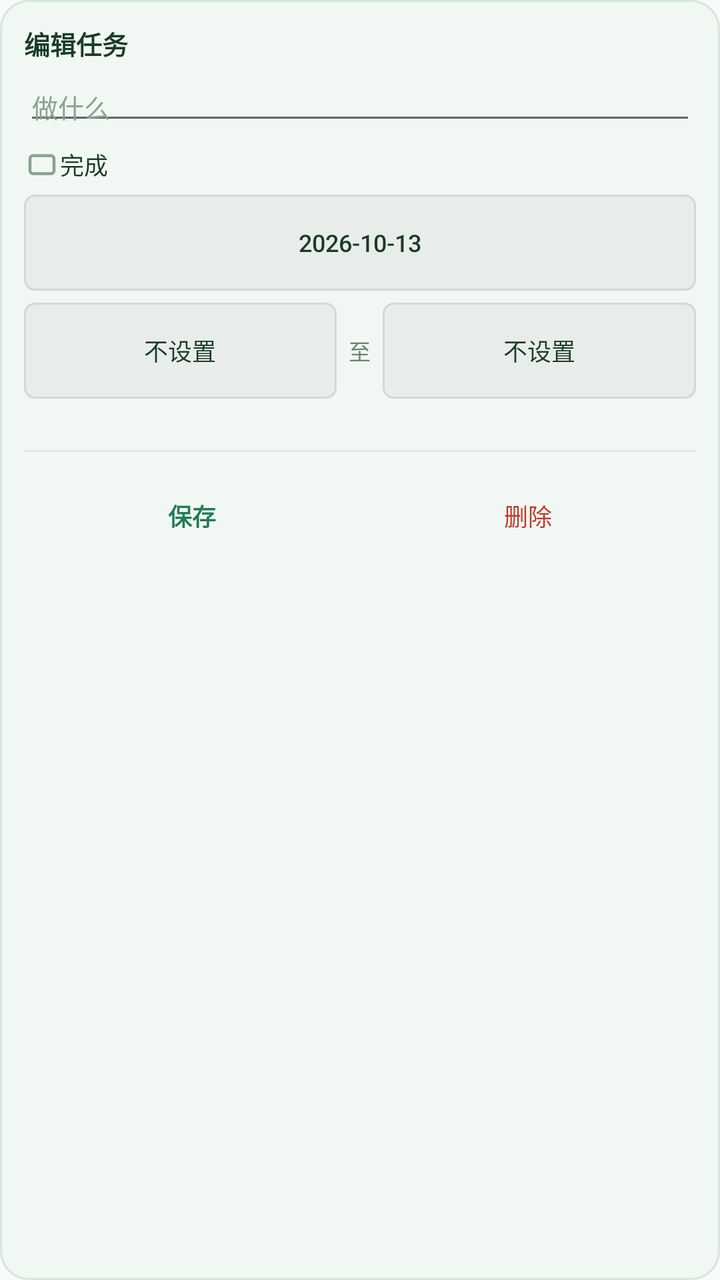
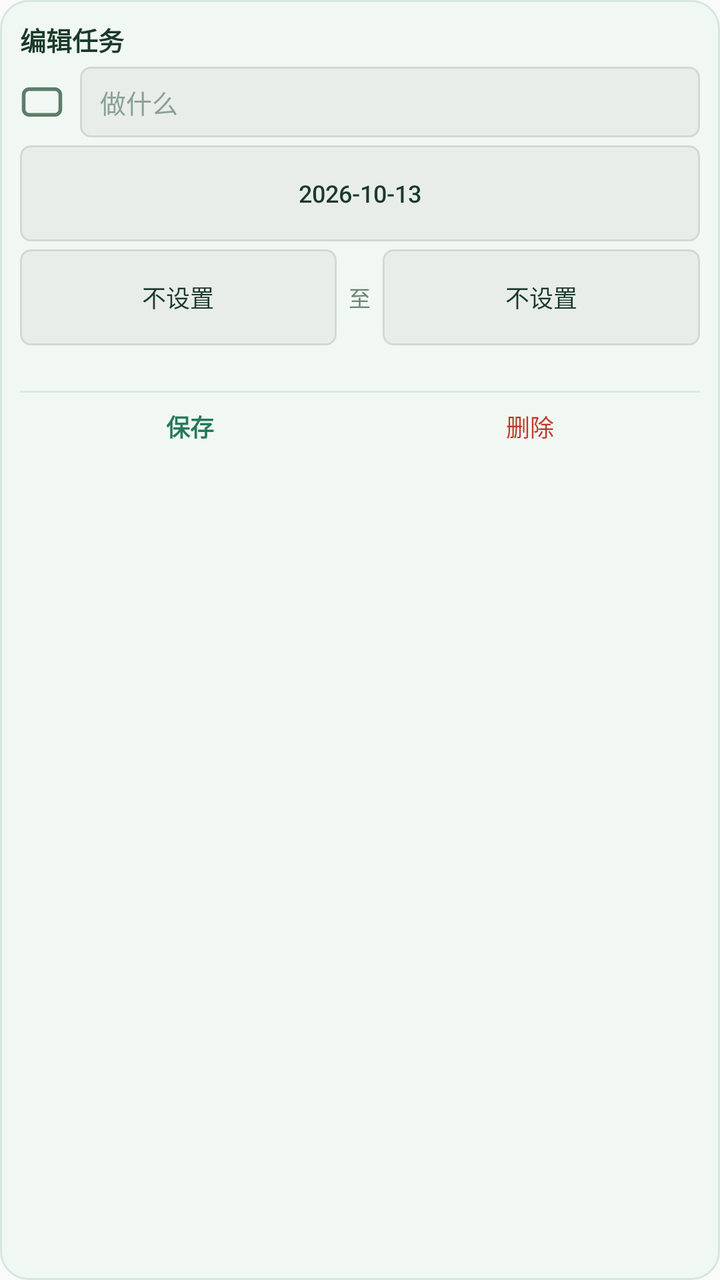

An Android layout rendered at two revisions. The XML below is the earlier revision; the diff shows what the commit changed to produce the second picture.
<!-- AndroidManifest.xml: application theme AppTheme -->
<!-- res/layout/dialog_task.xml -->
<?xml version="1.0" encoding="utf-8"?>
<LinearLayout xmlns:android="http://schemas.android.com/apk/res/android"
    android:layout_width="252dp"
    android:layout_height="wrap_content"
    android:background="@drawable/dialog_bg"
    android:orientation="vertical"
    android:padding="12dp">

    <TextView
        android:id="@+id/d_head"
        android:layout_width="match_parent"
        android:layout_height="wrap_content"
        android:text="编辑任务"
        android:textColor="#1B3A2A"
        android:textSize="13sp"
        android:textStyle="bold" />

    <EditText
        android:id="@+id/d_title"
        android:layout_width="match_parent"
        android:layout_height="wrap_content"
        android:layout_marginTop="8dp"
        android:hint="做什么"
        android:inputType="text"
        android:paddingTop="4dp"
        android:paddingBottom="4dp"
        android:textColor="#1B3A2A"
        android:textColorHint="#8AA294"
        android:textSize="13sp" />

    
    <LinearLayout
        android:id="@+id/d_done_row"
        android:layout_width="match_parent"
        android:layout_height="wrap_content"
        android:layout_marginTop="6dp"
        android:gravity="center_vertical"
        android:orientation="horizontal">

        <CheckBox
            android:id="@+id/d_done"
            android:layout_width="wrap_content"
            android:layout_height="wrap_content"
            android:button="@drawable/checkbox_done"
            android:text="完成"
            android:textColor="#1B3A2A"
            android:textSize="12sp" />
    </LinearLayout>

    
    <Button
        android:id="@+id/d_date"
        style="?android:attr/borderlessButtonStyle"
        android:layout_width="match_parent"
        android:layout_height="wrap_content"
        android:layout_marginTop="6dp"
        android:background="@drawable/widget_habit_bg"
        android:text="2026-10-13"
        android:textColor="#1B3A2A"
        android:textSize="12sp" />

    
    <LinearLayout
        android:layout_width="match_parent"
        android:layout_height="wrap_content"
        android:layout_marginTop="6dp"
        android:gravity="center_vertical"
        android:orientation="horizontal">

        <Button
            android:id="@+id/d_start"
            style="?android:attr/borderlessButtonStyle"
            android:layout_width="0dp"
            android:layout_height="wrap_content"
            android:layout_weight="1"
            android:background="@drawable/widget_habit_bg"
            android:text="不设置"
            android:textColor="#1B3A2A"
            android:textSize="12sp" />

        <TextView
            android:layout_width="wrap_content"
            android:layout_height="wrap_content"
            android:layout_marginLeft="6dp"
            android:layout_marginRight="6dp"
            android:text="至"
            android:textColor="#6B8574"
            android:textSize="11sp" />

        <Button
            android:id="@+id/d_end"
            style="?android:attr/borderlessButtonStyle"
            android:layout_width="0dp"
            android:layout_height="wrap_content"
            android:layout_weight="1"
            android:background="@drawable/widget_habit_bg"
            android:text="不设置"
            android:textColor="#1B3A2A"
            android:textSize="12sp" />
    </LinearLayout>

    <TextView
        android:id="@+id/d_durhint"
        android:layout_width="match_parent"
        android:layout_height="wrap_content"
        android:layout_marginTop="4dp"
        android:textColor="#8AA294"
        android:textSize="10sp" />

    <TextView
        android:layout_width="match_parent"
        android:layout_height="1dp"
        android:layout_marginTop="8dp"
        android:layout_marginBottom="6dp"
        android:background="#DCE9DF"
        android:text="" />

    
    <LinearLayout
        android:layout_width="match_parent"
        android:layout_height="wrap_content"
        android:layout_marginTop="2dp"
        android:orientation="horizontal">

        <Button
            android:id="@+id/d_save"
            style="?android:attr/borderlessButtonStyle"
            android:layout_width="0dp"
            android:layout_height="wrap_content"
            android:layout_weight="1"
            android:minWidth="0dp"
            android:paddingLeft="0dp"
            android:paddingRight="0dp"
            android:text="保存"
            android:textColor="#27795A"
            android:textSize="12sp"
            android:textStyle="bold" />

        <Button
            android:id="@+id/d_delete"
            style="?android:attr/borderlessButtonStyle"
            android:layout_width="0dp"
            android:layout_height="wrap_content"
            android:layout_weight="1"
            android:minWidth="0dp"
            android:paddingLeft="0dp"
            android:paddingRight="0dp"
            android:text="删除"
            android:textColor="#C0392B"
            android:textSize="12sp" />
    </LinearLayout>
</LinearLayout>
<!-- resources referenced by this layout -->
<resources>
  <!-- drawable checkbox_done (drawable) -->
  <selector xmlns:android="http://schemas.android.com/apk/res/android">
      <item android:state_checked="true" android:drawable="@drawable/ic_check_on" />
      <item android:drawable="@drawable/ic_check_off" />
  </selector>
  <!-- drawable dialog_bg (drawable) -->
  <?xml version="1.0" encoding="utf-8"?>
  <shape xmlns:android="http://schemas.android.com/apk/res/android"
      android:shape="rectangle">
      <solid android:color="#F1F8F3" />
      <corners android:radius="14dp" />
      <stroke android:width="1dp" android:color="#D5E7DA" />
  </shape>
  <!-- drawable widget_habit_bg (drawable) -->
  <?xml version="1.0" encoding="utf-8"?>
  <shape xmlns:android="http://schemas.android.com/apk/res/android"
      android:shape="rectangle">
      <solid android:color="#E9EDEA" />
      <corners android:radius="5dp" />
      <stroke android:width="1dp" android:color="#D2D9D5" />
  </shape>
  <style name="AppTheme" parent="Theme.AppCompat.Light.DarkActionBar">
          
          <item name="colorPrimary">@color/colorPrimary</item>
          <item name="colorPrimaryDark">@color/colorPrimaryDark</item>
          <item name="colorAccent">@color/colorAccent</item>
      </style>
  <!-- drawable ic_check_on (drawable) -->
  <vector xmlns:android="http://schemas.android.com/apk/res/android"
      android:width="18dp"
      android:height="18dp"
      android:viewportWidth="24"
      android:viewportHeight="24">
      <path
          android:fillColor="#27795A"
          android:pathData="M6,6 h12 a2,2 0 0 1 2,2 v8 a2,2 0 0 1 -2,2 h-12 a2,2 0 0 1 -2,-2 v-8 a2,2 0 0 1 2,-2 z" />
      <path
          android:fillColor="#00000000"
          android:strokeColor="#FFFFFF"
          android:strokeWidth="2.4"
          android:strokeLineCap="round"
          android:strokeLineJoin="round"
          android:pathData="M8,12.5 l3,3 l5,-6" />
  </vector>
  <!-- drawable ic_check_off (drawable) -->
  <vector xmlns:android="http://schemas.android.com/apk/res/android"
      android:width="18dp"
      android:height="18dp"
      android:viewportWidth="24"
      android:viewportHeight="24">
      <path
          android:fillColor="#00000000"
          android:strokeColor="#8AA294"
          android:strokeWidth="2"
          android:strokeLineJoin="round"
          android:pathData="M6,6 h12 a2,2 0 0 1 2,2 v8 a2,2 0 0 1 -2,2 h-12 a2,2 0 0 1 -2,-2 v-8 a2,2 0 0 1 2,-2 z" />
  </vector>
</resources>

<!-- the commit's change to res/layout/dialog_task.xml (unified diff, before → after) -->
@@ -1,50 +1,50 @@
 <?xml version="1.0" encoding="utf-8"?>
 <LinearLayout xmlns:android="http://schemas.android.com/apk/res/android"
-    android:layout_width="252dp"
+    android:layout_width="232dp"
     android:layout_height="wrap_content"
     android:background="@drawable/dialog_bg"
     android:orientation="vertical"
-    android:padding="12dp">
+    android:padding="10dp">
 
     <TextView
         android:id="@+id/d_head"
         android:layout_width="match_parent"
         android:layout_height="wrap_content"
+        android:layout_marginBottom="4dp"
         android:text="编辑任务"
         android:textColor="#1B3A2A"
         android:textSize="13sp"
         android:textStyle="bold" />
 
-    <EditText
-        android:id="@+id/d_title"
+    
+    <LinearLayout
         android:layout_width="match_parent"
         android:layout_height="wrap_content"
-        android:layout_marginTop="8dp"
-        android:hint="做什么"
-        android:inputType="text"
-        android:paddingTop="4dp"
-        android:paddingBottom="4dp"
-        android:textColor="#1B3A2A"
-        android:textColorHint="#8AA294"
-        android:textSize="13sp" />
-
-    
-    <LinearLayout
-        android:id="@+id/d_done_row"
-        android:layout_width="match_parent"
-        android:layout_height="wrap_content"
-        android:layout_marginTop="6dp"
         android:gravity="center_vertical"
         android:orientation="horizontal">
 
         <CheckBox
             android:id="@+id/d_done"
-            android:layout_width="wrap_content"
+            android:layout_width="22dp"
+            android:layout_height="22dp"
+            android:layout_marginRight="8dp"
+            android:button="@drawable/checkbox_done"
+            android:text="" />
+
+        <EditText
+            android:id="@+id/d_title"
+            android:layout_width="0dp"
             android:layout_height="wrap_content"
-            android:button="@drawable/checkbox_done"
-            android:text="完成"
+            android:layout_weight="1"
+            android:background="@drawable/widget_habit_bg"
+            android:hint="做什么"
+            android:inputType="text"
+            android:paddingLeft="10dp"
+            android:paddingTop="8dp"
+            android:paddingBottom="8dp"
             android:textColor="#1B3A2A"
-            android:textSize="12sp" />
+            android:textColorHint="#8AA294"
+            android:textSize="13sp" />
     </LinearLayout>
 
     
@@ -53,7 +53,7 @@
         style="?android:attr/borderlessButtonStyle"
         android:layout_width="match_parent"
         android:layout_height="wrap_content"
-        android:layout_marginTop="6dp"
+        android:layout_marginTop="4dp"
         android:background="@drawable/widget_habit_bg"
         android:text="2026-10-13"
         android:textColor="#1B3A2A"
@@ -63,7 +63,7 @@
     <LinearLayout
         android:layout_width="match_parent"
         android:layout_height="wrap_content"
-        android:layout_marginTop="6dp"
+        android:layout_marginTop="4dp"
         android:gravity="center_vertical"
         android:orientation="horizontal">
 
@@ -103,15 +103,15 @@
         android:id="@+id/d_durhint"
         android:layout_width="match_parent"
         android:layout_height="wrap_content"
-        android:layout_marginTop="4dp"
+        android:layout_marginTop="3dp"
         android:textColor="#8AA294"
         android:textSize="10sp" />
 
     <TextView
         android:layout_width="match_parent"
         android:layout_height="1dp"
-        android:layout_marginTop="8dp"
-        android:layout_marginBottom="6dp"
+        android:layout_marginTop="6dp"
+        android:layout_marginBottom="4dp"
         android:background="#DCE9DF"
         android:text="" />
 
@@ -119,7 +119,6 @@
     <LinearLayout
         android:layout_width="match_parent"
         android:layout_height="wrap_content"
-        android:layout_marginTop="2dp"
         android:orientation="horizontal">
 
         <Button
@@ -129,8 +128,10 @@
             android:layout_height="wrap_content"
             android:layout_weight="1"
             android:minWidth="0dp"
-            android:paddingLeft="0dp"
-            android:paddingRight="0dp"
+            android:minHeight="0dp"
+            android:includeFontPadding="false"
+            android:paddingTop="4dp"
+            android:paddingBottom="4dp"
             android:text="保存"
             android:textColor="#27795A"
             android:textSize="12sp"
@@ -143,8 +144,10 @@
             android:layout_height="wrap_content"
             android:layout_weight="1"
             android:minWidth="0dp"
-            android:paddingLeft="0dp"
-            android:paddingRight="0dp"
+            android:minHeight="0dp"
+            android:includeFontPadding="false"
+            android:paddingTop="4dp"
+            android:paddingBottom="4dp"
             android:text="删除"
             android:textColor="#C0392B"
             android:textSize="12sp" />
<!-- resource entries referenced after the edit -->
@@ -29,13 +29,14 @@
       </style>
   <!-- drawable ic_check_on (drawable) -->
   <vector xmlns:android="http://schemas.android.com/apk/res/android"
-      android:width="18dp"
-      android:height="18dp"
+      android:width="22dp"
+      android:height="22dp"
       android:viewportWidth="24"
       android:viewportHeight="24">
+      
       <path
           android:fillColor="#27795A"
-          android:pathData="M6,6 h12 a2,2 0 0 1 2,2 v8 a2,2 0 0 1 -2,2 h-12 a2,2 0 0 1 -2,-2 v-8 a2,2 0 0 1 2,-2 z" />
+          android:pathData="M5,5 h14 a3,3 0 0 1 3,3 v8 a3,3 0 0 1 -3,3 h-14 a3,3 0 0 1 -3,-3 v-8 a3,3 0 0 1 3,-3 z" />
       <path
           android:fillColor="#00000000"
           android:strokeColor="#FFFFFF"
@@ -46,16 +47,17 @@
   </vector>
   <!-- drawable ic_check_off (drawable) -->
   <vector xmlns:android="http://schemas.android.com/apk/res/android"
-      android:width="18dp"
-      android:height="18dp"
+      android:width="22dp"
+      android:height="22dp"
       android:viewportWidth="24"
       android:viewportHeight="24">
+      
       <path
           android:fillColor="#00000000"
-          android:strokeColor="#8AA294"
+          android:strokeColor="#5E7C6A"
           android:strokeWidth="2"
           android:strokeLineJoin="round"
-          android:pathData="M6,6 h12 a2,2 0 0 1 2,2 v8 a2,2 0 0 1 -2,2 h-12 a2,2 0 0 1 -2,-2 v-8 a2,2 0 0 1 2,-2 z" />
+          android:pathData="M5,5 h14 a3,3 0 0 1 3,3 v8 a3,3 0 0 1 -3,3 h-14 a3,3 0 0 1 -3,-3 v-8 a3,3 0 0 1 3,-3 z" />
   </vector>
 </resources>
 
